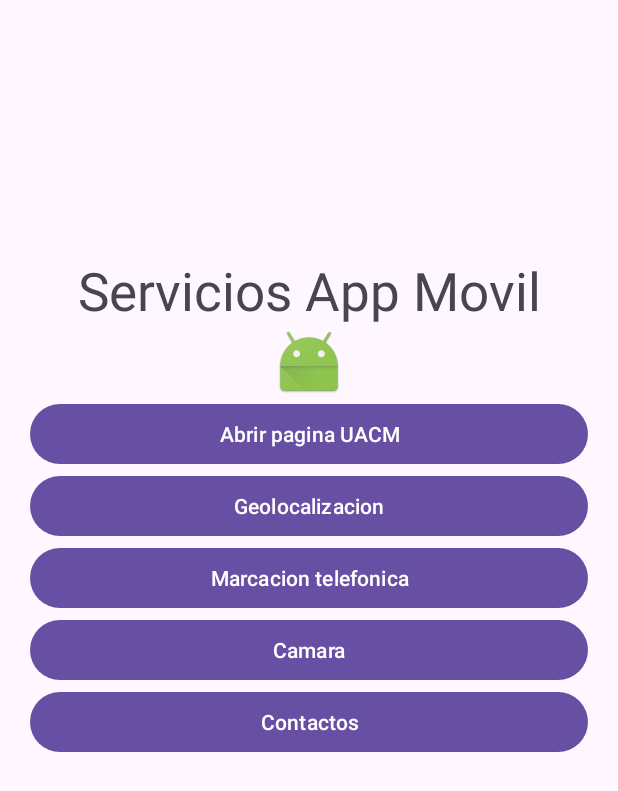
After one commit to DarkAngeLink69/Sesion11DejesusAP.sqlite, an Android app: the layout activity_servicios.xml on its own in the app's theme, with its tools: preview values and no code run, on a phone screen of 412 x 824 dp. The commit adds this screen. Shown: the top 791 px of the screen. Run offline under Robolectric (Android 15) with nearby library versions, the phone set to English and light mode, and no system bars.

```diff
--- a/app/src/main/res/layout/activity_main.xml
+++ b/app/src/main/res/layout/activity_main.xml
@@ -98,5 +98,11 @@
             android:layout_height="wrap_content"
             android:onClick="editarProductos"
             android:text="editar producto" />
+
+        <Button
+            android:id="@+id/btnServicios"
+            android:layout_width="match_parent"
+            android:layout_height="wrap_content"
+            android:text="Servicios" />
     </LinearLayout>
 </androidx.constraintlayout.widget.ConstraintLayout>
--- /dev/null
+++ b/app/src/main/res/layout/activity_servicios.xml
@@ -0,0 +1,68 @@
+<?xml version="1.0" encoding="utf-8"?>
+<androidx.constraintlayout.widget.ConstraintLayout xmlns:android="http://schemas.android.com/apk/res/android"
+    xmlns:app="http://schemas.android.com/apk/res-auto"
+    xmlns:tools="http://schemas.android.com/tools"
+    android:id="@+id/main"
+    android:layout_width="match_parent"
+    android:layout_height="match_parent"
+    tools:context=".Servicios">
+
+    <LinearLayout
+        android:layout_width="match_parent"
+        android:layout_height="match_parent"
+        android:layout_marginStart="20dp"
+        android:layout_marginTop="20dp"
+        android:layout_marginEnd="20dp"
+        android:layout_marginBottom="20dp"
+        android:orientation="vertical"
+        app:layout_constraintBottom_toBottomOf="parent"
+        app:layout_constraintEnd_toEndOf="parent"
+        app:layout_constraintStart_toStartOf="parent"
+        app:layout_constraintTop_toTopOf="parent">
+
+        <TextView
+            android:id="@+id/tvTitulo2"
+            android:layout_width="match_parent"
+            android:layout_height="wrap_content"
+            android:layout_marginTop="150dp"
+            android:gravity="center"
+            android:text="Servicios App Movil"
+            android:textSize="35sp" />
+
+        <ImageView
+            android:id="@+id/imLogo2"
+            android:layout_width="match_parent"
+            android:layout_height="wrap_content"
+            app:srcCompat="@android:mipmap/sym_def_app_icon" />
+
+        <Button
+            android:id="@+id/btnPagina"
+            android:layout_width="match_parent"
+            android:layout_height="wrap_content"
+            android:text="Abrir pagina UACM" />
+
+        <Button
+            android:id="@+id/btnGeo"
+            android:layout_width="match_parent"
+            android:layout_height="wrap_content"
+            android:text="Geolocalizacion" />
+
+        <Button
+            android:id="@+id/btnTelefono"
+            android:layout_width="match_parent"
+            android:layout_height="wrap_content"
+            android:text="Marcacion telefonica" />
+
+        <Button
+            android:id="@+id/btnCamara"
+            android:layout_width="match_parent"
+            android:layout_height="wrap_content"
+            android:text="Camara" />
+
+        <Button
+            android:id="@+id/btnContactos"
+            android:layout_width="match_parent"
+            android:layout_height="wrap_content"
+            android:text="Contactos" />
+    </LinearLayout>
+</androidx.constraintlayout.widget.ConstraintLayout>
```
